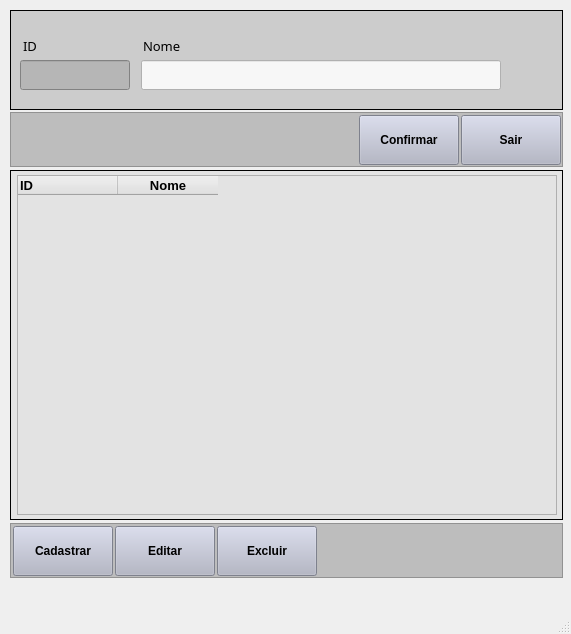
First picture: the form in frmGrCategorias.ui, repository CezarPoeta/python-qtDesigner, before the edit.
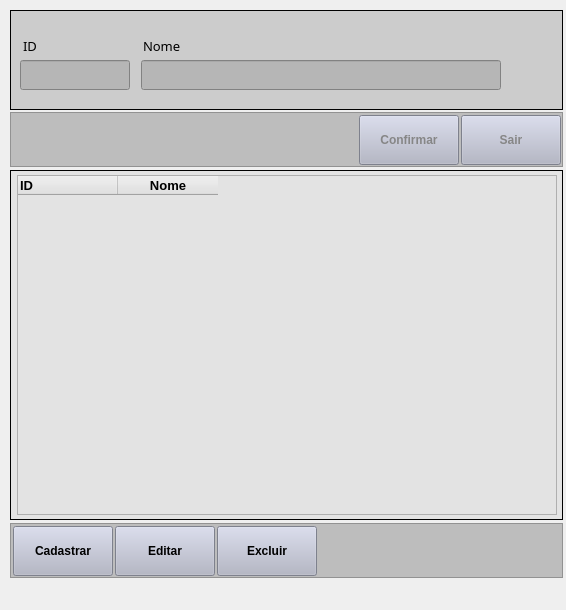
Second picture: the form after the edit.

```diff
--- a/frmGrCategorias.ui
+++ b/frmGrCategorias.ui
@@ -6,8 +6,8 @@
    <rect>
     <x>0</x>
     <y>0</y>
-    <width>571</width>
-    <height>634</height>
+    <width>566</width>
+    <height>610</height>
    </rect>
   </property>
   <property name="windowTitle">
@@ -114,7 +114,7 @@
       </size>
      </property>
      <property name="styleSheet">
-      <string notr="true">background-color: rgb(247, 247, 247);</string>
+      <string notr="true">background-color: rgb(182, 182, 182);</string>
      </property>
     </widget>
    </widget>
@@ -168,7 +168,7 @@
       <string/>
      </property>
      <property name="styleSheet">
-      <string notr="true">background-color: rgb(177, 180, 197);</string>
+      <string notr="true">background-color: rgb(177, 180, 197);color: rgb(134, 134, 134);</string>
      </property>
      <property name="text">
       <string>Confirmar</string>
@@ -215,7 +215,7 @@
       <string/>
      </property>
      <property name="styleSheet">
-      <string notr="true">background-color: rgb(177, 180, 197);</string>
+      <string notr="true">background-color: rgb(177, 180, 197);color: rgb(134, 134, 134);</string>
      </property>
      <property name="text">
       <string>Sair</string>
@@ -408,7 +408,6 @@
     </rect>
    </property>
   </widget>
-  <widget class="QStatusBar" name="statusbar"/>
  </widget>
  <resources/>
  <connections/>
```
Left out of the diff: 2 changed lines with no effect on the pictures.
